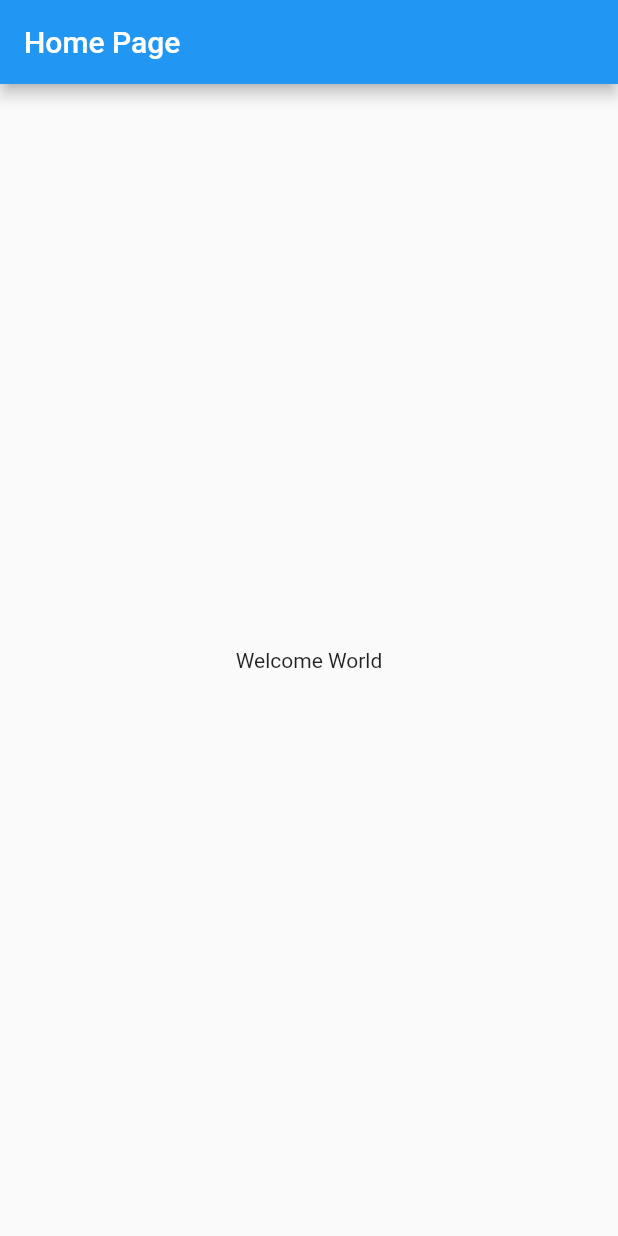
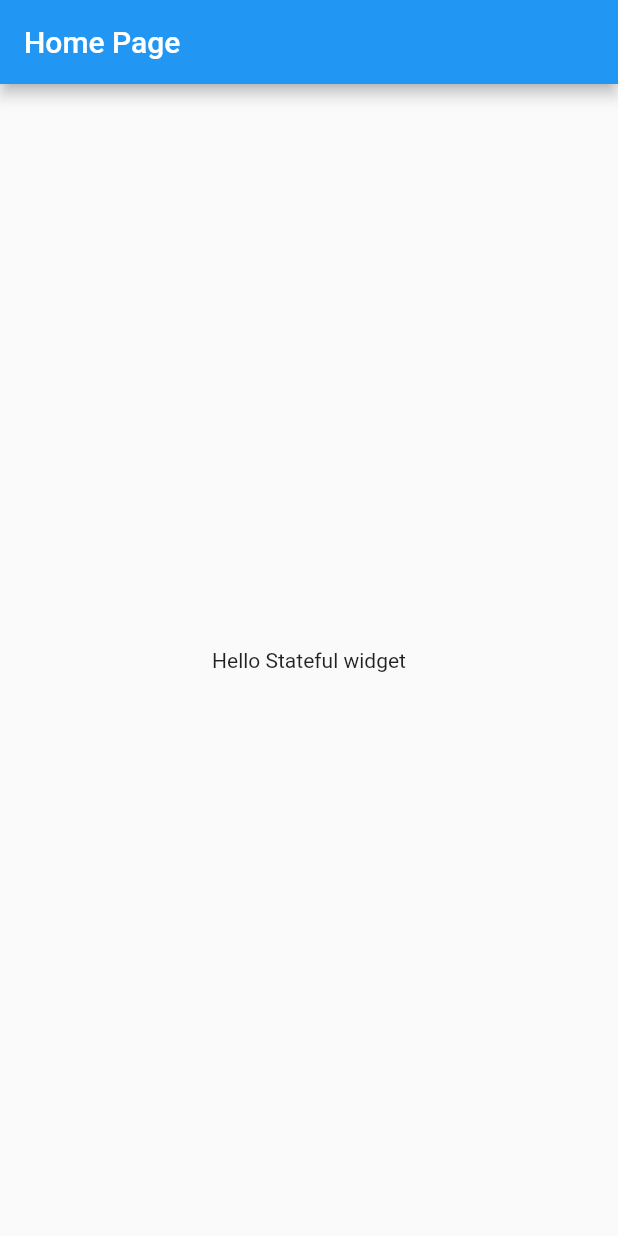
Before and after one commit to ami9901/Hello-World, a Flutter app: the screen it shows after launch, on a phone screen of 412 x 824 dp. Run offline on Flutter 3.47's test engine with Material 2 defaults, Android fonts, the phone set to English and light mode, and no system bars.

Commit message:
Stateful Widget of the hello world app

```diff
--- a/lib/main.dart
+++ b/lib/main.dart
@@ -7,12 +7,24 @@ import 'package:flutter/material.dart';
       Widget build(BuildContext context) {
         return new MaterialApp(
           title: "My App",
-          home:new Scaffold(
-            appBar: new AppBar(
-              title: new Text("Home Page"),
-            ),
-            body: new Center(child :new Text("Welcome World")),
-          )
+          home:new HomePage(),
         );
       }
     }
+
+    class HomePage extends StatefulWidget {
+      @override
+      _HomePageState createState() => _HomePageState();
+    }
+
+    class _HomePageState extends State<HomePage> {
+      @override
+      Widget build(BuildContext context) {
+        return Scaffold(
+          appBar: new AppBar(
+            title: new Text("Home Page"),
+          ),
+          body: new Center( child: new Text("Hello Stateful widget"),),
+        );
+      }
+    }
```
